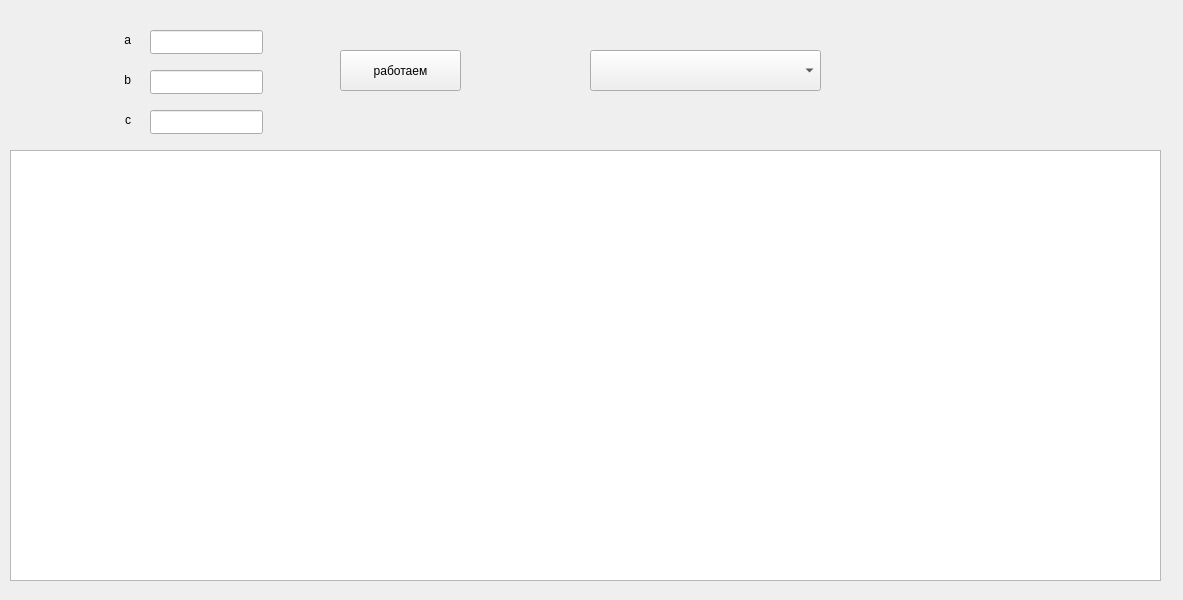
NicetasMatthias/CryptM, file Alg/mainwindow.ui: the form before one commit.
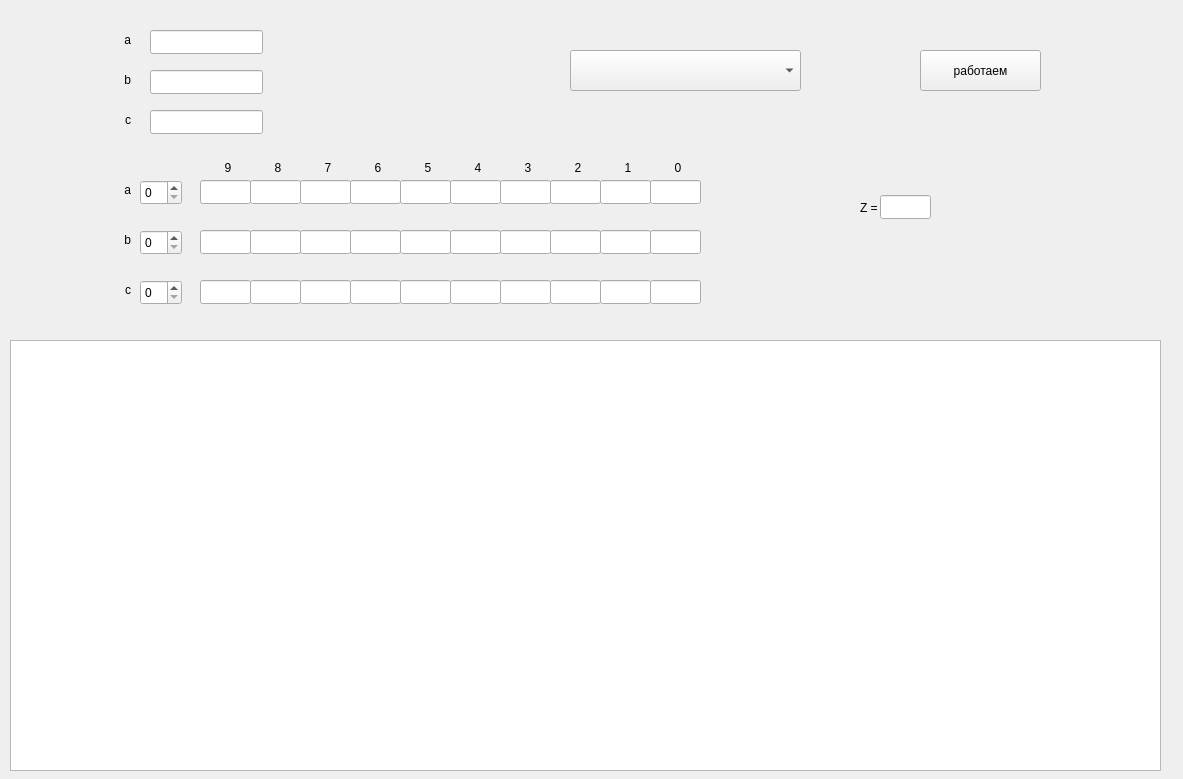
The form after the commit.

```diff
--- a/Alg/mainwindow.ui
+++ b/Alg/mainwindow.ui
@@ -7,7 +7,7 @@
     <x>0</x>
     <y>0</y>
     <width>1183</width>
-    <height>600</height>
+    <height>779</height>
    </rect>
   </property>
   <property name="windowTitle">
@@ -17,7 +17,7 @@
    <widget class="QPushButton" name="pushButton">
     <property name="geometry">
      <rect>
-      <x>340</x>
+      <x>920</x>
       <y>50</y>
       <width>121</width>
       <height>41</height>
@@ -51,7 +51,7 @@
     <property name="geometry">
      <rect>
       <x>10</x>
-      <y>150</y>
+      <y>340</y>
       <width>1151</width>
       <height>431</height>
      </rect>
@@ -73,7 +73,7 @@
    <widget class="QComboBox" name="comboBox">
     <property name="geometry">
      <rect>
-      <x>590</x>
+      <x>570</x>
       <y>50</y>
       <width>231</width>
       <height>41</height>
@@ -119,6 +119,537 @@
      <string>&lt;html&gt;&lt;head/&gt;&lt;body&gt;&lt;p align=&quot;right&quot;&gt;c&lt;/p&gt;&lt;/body&gt;&lt;/html&gt;</string>
     </property>
    </widget>
+   <widget class="QSpinBox" name="spinBox_a">
+    <property name="geometry">
+     <rect>
+      <x>140</x>
+      <y>180</y>
+      <width>42</width>
+      <height>25</height>
+     </rect>
+    </property>
+    <property name="maximum">
+     <number>9</number>
+    </property>
+   </widget>
+   <widget class="QSpinBox" name="spinBox_b">
+    <property name="geometry">
+     <rect>
+      <x>140</x>
+      <y>230</y>
+      <width>42</width>
+      <height>25</height>
+     </rect>
+    </property>
+    <property name="maximum">
+     <number>9</number>
+    </property>
+   </widget>
+   <widget class="QSpinBox" name="spinBox_c">
+    <property name="geometry">
+     <rect>
+      <x>140</x>
+      <y>280</y>
+      <width>42</width>
+      <height>25</height>
+     </rect>
+    </property>
+    <property name="maximum">
+     <number>9</number>
+    </property>
+   </widget>
+   <widget class="QLabel" name="label_pa">
+    <property name="geometry">
+     <rect>
+      <x>20</x>
+      <y>180</y>
+      <width>111</width>
+      <height>21</height>
+     </rect>
+    </property>
+    <property name="text">
+     <string>&lt;html&gt;&lt;head/&gt;&lt;body&gt;&lt;p align=&quot;right&quot;&gt;a&lt;/p&gt;&lt;/body&gt;&lt;/html&gt;</string>
+    </property>
+   </widget>
+   <widget class="QLabel" name="label_pb">
+    <property name="geometry">
+     <rect>
+      <x>20</x>
+      <y>230</y>
+      <width>111</width>
+      <height>21</height>
+     </rect>
+    </property>
+    <property name="text">
+     <string>&lt;html&gt;&lt;head/&gt;&lt;body&gt;&lt;p align=&quot;right&quot;&gt;b&lt;/p&gt;&lt;/body&gt;&lt;/html&gt;</string>
+    </property>
+   </widget>
+   <widget class="QLabel" name="label_pc">
+    <property name="geometry">
+     <rect>
+      <x>20</x>
+      <y>280</y>
+      <width>111</width>
+      <height>21</height>
+     </rect>
+    </property>
+    <property name="text">
+     <string>&lt;html&gt;&lt;head/&gt;&lt;body&gt;&lt;p align=&quot;right&quot;&gt;c&lt;/p&gt;&lt;/body&gt;&lt;/html&gt;</string>
+    </property>
+   </widget>
+   <widget class="QLabel" name="label_pc_9">
+    <property name="geometry">
+     <rect>
+      <x>220</x>
+      <y>160</y>
+      <width>16</width>
+      <height>16</height>
+     </rect>
+    </property>
+    <property name="text">
+     <string>&lt;html&gt;&lt;head/&gt;&lt;body&gt;&lt;p align=&quot;center&quot;&gt;9&lt;/p&gt;&lt;/body&gt;&lt;/html&gt;</string>
+    </property>
+   </widget>
+   <widget class="QLabel" name="label_pc_8">
+    <property name="geometry">
+     <rect>
+      <x>270</x>
+      <y>160</y>
+      <width>16</width>
+      <height>16</height>
+     </rect>
+    </property>
+    <property name="text">
+     <string>&lt;html&gt;&lt;head/&gt;&lt;body&gt;&lt;p align=&quot;center&quot;&gt;8&lt;/p&gt;&lt;/body&gt;&lt;/html&gt;</string>
+    </property>
+   </widget>
+   <widget class="QLabel" name="label_pc_7">
+    <property name="geometry">
+     <rect>
+      <x>320</x>
+      <y>160</y>
+      <width>16</width>
+      <height>16</height>
+     </rect>
+    </property>
+    <property name="text">
+     <string>&lt;html&gt;&lt;head/&gt;&lt;body&gt;&lt;p align=&quot;center&quot;&gt;7&lt;/p&gt;&lt;/body&gt;&lt;/html&gt;</string>
+    </property>
+   </widget>
+   <widget class="QLabel" name="label_pc_4">
+    <property name="geometry">
+     <rect>
+      <x>470</x>
+      <y>160</y>
+      <width>16</width>
+      <height>16</height>
+     </rect>
+    </property>
+    <property name="text">
+     <string>&lt;html&gt;&lt;head/&gt;&lt;body&gt;&lt;p align=&quot;center&quot;&gt;4&lt;/p&gt;&lt;/body&gt;&lt;/html&gt;</string>
+    </property>
+   </widget>
+   <widget class="QLabel" name="label_pc_5">
+    <property name="geometry">
+     <rect>
+      <x>420</x>
+      <y>160</y>
+      <width>16</width>
+      <height>16</height>
+     </rect>
+    </property>
+    <property name="text">
+     <string>&lt;html&gt;&lt;head/&gt;&lt;body&gt;&lt;p align=&quot;center&quot;&gt;5&lt;/p&gt;&lt;/body&gt;&lt;/html&gt;</string>
+    </property>
+   </widget>
+   <widget class="QLabel" name="label_pc_6">
+    <property name="geometry">
+     <rect>
+      <x>370</x>
+      <y>160</y>
+      <width>16</width>
+      <height>16</height>
+     </rect>
+    </property>
+    <property name="text">
+     <string>&lt;html&gt;&lt;head/&gt;&lt;body&gt;&lt;p align=&quot;center&quot;&gt;6&lt;/p&gt;&lt;/body&gt;&lt;/html&gt;</string>
+    </property>
+   </widget>
+   <widget class="QLabel" name="label_pc_1">
+    <property name="geometry">
+     <rect>
+      <x>620</x>
+      <y>160</y>
+      <width>16</width>
+      <height>16</height>
+     </rect>
+    </property>
+    <property name="text">
+     <string>&lt;html&gt;&lt;head/&gt;&lt;body&gt;&lt;p align=&quot;center&quot;&gt;1&lt;/p&gt;&lt;/body&gt;&lt;/html&gt;</string>
+    </property>
+   </widget>
+   <widget class="QLabel" name="label_pc_2">
+    <property name="geometry">
+     <rect>
+      <x>570</x>
+      <y>160</y>
+      <width>16</width>
+      <height>16</height>
+     </rect>
+    </property>
+    <property name="text">
+     <string>&lt;html&gt;&lt;head/&gt;&lt;body&gt;&lt;p align=&quot;center&quot;&gt;2&lt;/p&gt;&lt;/body&gt;&lt;/html&gt;</string>
+    </property>
+   </widget>
+   <widget class="QLabel" name="label_pc_3">
+    <property name="geometry">
+     <rect>
+      <x>520</x>
+      <y>160</y>
+      <width>16</width>
+      <height>16</height>
+     </rect>
+    </property>
+    <property name="text">
+     <string>&lt;html&gt;&lt;head/&gt;&lt;body&gt;&lt;p align=&quot;center&quot;&gt;3&lt;/p&gt;&lt;/body&gt;&lt;/html&gt;</string>
+    </property>
+   </widget>
+   <widget class="QLabel" name="label_pc_0">
+    <property name="geometry">
+     <rect>
+      <x>670</x>
+      <y>160</y>
+      <width>16</width>
+      <height>16</height>
+     </rect>
+    </property>
+    <property name="text">
+     <string>&lt;html&gt;&lt;head/&gt;&lt;body&gt;&lt;p align=&quot;center&quot;&gt;0&lt;/p&gt;&lt;/body&gt;&lt;/html&gt;</string>
+    </property>
+   </widget>
+   <widget class="QLineEdit" name="lineEdit_pc_a_9">
+    <property name="geometry">
+     <rect>
+      <x>200</x>
+      <y>180</y>
+      <width>51</width>
+      <height>24</height>
+     </rect>
+    </property>
+   </widget>
+   <widget class="QLineEdit" name="lineEdit_pc_a_8">
+    <property name="geometry">
+     <rect>
+      <x>250</x>
+      <y>180</y>
+      <width>51</width>
+      <height>24</height>
+     </rect>
+    </property>
+   </widget>
+   <widget class="QLineEdit" name="lineEdit_pc_a_7">
+    <property name="geometry">
+     <rect>
+      <x>300</x>
+      <y>180</y>
+      <width>51</width>
+      <height>24</height>
+     </rect>
+    </property>
+   </widget>
+   <widget class="QLineEdit" name="lineEdit_pc_a_4">
+    <property name="geometry">
+     <rect>
+      <x>450</x>
+      <y>180</y>
+      <width>51</width>
+      <height>24</height>
+     </rect>
+    </property>
+   </widget>
+   <widget class="QLineEdit" name="lineEdit_pc_a_6">
+    <property name="geometry">
+     <rect>
+      <x>350</x>
+      <y>180</y>
+      <width>51</width>
+      <height>24</height>
+     </rect>
+    </property>
+   </widget>
+   <widget class="QLineEdit" name="lineEdit_pc_a_5">
+    <property name="geometry">
+     <rect>
+      <x>400</x>
+      <y>180</y>
+      <width>51</width>
+      <height>24</height>
+     </rect>
+    </property>
+   </widget>
+   <widget class="QLineEdit" name="lineEdit_pc_a_1">
+    <property name="geometry">
+     <rect>
+      <x>600</x>
+      <y>180</y>
+      <width>51</width>
+      <height>24</height>
+     </rect>
+    </property>
+   </widget>
+   <widget class="QLineEdit" name="lineEdit_pc_a_0">
+    <property name="geometry">
+     <rect>
+      <x>650</x>
+      <y>180</y>
+      <width>51</width>
+      <height>24</height>
+     </rect>
+    </property>
+   </widget>
+   <widget class="QLineEdit" name="lineEdit_pc_a_3">
+    <property name="geometry">
+     <rect>
+      <x>500</x>
+      <y>180</y>
+      <width>51</width>
+      <height>24</height>
+     </rect>
+    </property>
+   </widget>
+   <widget class="QLineEdit" name="lineEdit_pc_a_2">
+    <property name="geometry">
+     <rect>
+      <x>550</x>
+      <y>180</y>
+      <width>51</width>
+      <height>24</height>
+     </rect>
+    </property>
+   </widget>
+   <widget class="QLineEdit" name="lineEdit_pc_b_2">
+    <property name="geometry">
+     <rect>
+      <x>550</x>
+      <y>230</y>
+      <width>51</width>
+      <height>24</height>
+     </rect>
+    </property>
+   </widget>
+   <widget class="QLineEdit" name="lineEdit_pc_b_5">
+    <property name="geometry">
+     <rect>
+      <x>400</x>
+      <y>230</y>
+      <width>51</width>
+      <height>24</height>
+     </rect>
+    </property>
+   </widget>
+   <widget class="QLineEdit" name="lineEdit_pc_b_3">
+    <property name="geometry">
+     <rect>
+      <x>500</x>
+      <y>230</y>
+      <width>51</width>
+      <height>24</height>
+     </rect>
+    </property>
+   </widget>
+   <widget class="QLineEdit" name="lineEdit_pc_b_9">
+    <property name="geometry">
+     <rect>
+      <x>200</x>
+      <y>230</y>
+      <width>51</width>
+      <height>24</height>
+     </rect>
+    </property>
+   </widget>
+   <widget class="QLineEdit" name="lineEdit_pc_b_1">
+    <property name="geometry">
+     <rect>
+      <x>600</x>
+      <y>230</y>
+      <width>51</width>
+      <height>24</height>
+     </rect>
+    </property>
+   </widget>
+   <widget class="QLineEdit" name="lineEdit_pc_b_4">
+    <property name="geometry">
+     <rect>
+      <x>450</x>
+      <y>230</y>
+      <width>51</width>
+      <height>24</height>
+     </rect>
+    </property>
+   </widget>
+   <widget class="QLineEdit" name="lineEdit_pc_b_0">
+    <property name="geometry">
+     <rect>
+      <x>650</x>
+      <y>230</y>
+      <width>51</width>
+      <height>24</height>
+     </rect>
+    </property>
+   </widget>
+   <widget class="QLineEdit" name="lineEdit_pc_b_7">
+    <property name="geometry">
+     <rect>
+      <x>300</x>
+      <y>230</y>
+      <width>51</width>
+      <height>24</height>
+     </rect>
+    </property>
+   </widget>
+   <widget class="QLineEdit" name="lineEdit_pc_b_8">
+    <property name="geometry">
+     <rect>
+      <x>250</x>
+      <y>230</y>
+      <width>51</width>
+      <height>24</height>
+     </rect>
+    </property>
+   </widget>
+   <widget class="QLineEdit" name="lineEdit_pc_b_6">
+    <property name="geometry">
+     <rect>
+      <x>350</x>
+      <y>230</y>
+      <width>51</width>
+      <height>24</height>
+     </rect>
+    </property>
+   </widget>
+   <widget class="QLineEdit" name="lineEdit_pc_c_6">
+    <property name="geometry">
+     <rect>
+      <x>350</x>
+      <y>280</y>
+      <width>51</width>
+      <height>24</height>
+     </rect>
+    </property>
+   </widget>
+   <widget class="QLineEdit" name="lineEdit_pc_c_3">
+    <property name="geometry">
+     <rect>
+      <x>500</x>
+      <y>280</y>
+      <width>51</width>
+      <height>24</height>
+     </rect>
+    </property>
+   </widget>
+   <widget class="QLineEdit" name="lineEdit_pc_c_5">
+    <property name="geometry">
+     <rect>
+      <x>400</x>
+      <y>280</y>
+      <width>51</width>
+      <height>24</height>
+     </rect>
+    </property>
+   </widget>
+   <widget class="QLineEdit" name="lineEdit_pc_c_8">
+    <property name="geometry">
+     <rect>
+      <x>250</x>
+      <y>280</y>
+      <width>51</width>
+      <height>24</height>
+     </rect>
+    </property>
+   </widget>
+   <widget class="QLineEdit" name="lineEdit_pc_c_0">
+    <property name="geometry">
+     <rect>
+      <x>650</x>
+      <y>280</y>
+      <width>51</width>
+      <height>24</height>
+     </rect>
+    </property>
+   </widget>
+   <widget class="QLineEdit" name="lineEdit_pc_c_9">
+    <property name="geometry">
+     <rect>
+      <x>200</x>
+      <y>280</y>
+      <width>51</width>
+      <height>24</height>
+     </rect>
+    </property>
+   </widget>
+   <widget class="QLineEdit" name="lineEdit_pc_c_1">
+    <property name="geometry">
+     <rect>
+      <x>600</x>
+      <y>280</y>
+      <width>51</width>
+      <height>24</height>
+     </rect>
+    </property>
+   </widget>
+   <widget class="QLineEdit" name="lineEdit_pc_c_4">
+    <property name="geometry">
+     <rect>
+      <x>450</x>
+      <y>280</y>
+      <width>51</width>
+      <height>24</height>
+     </rect>
+    </property>
+   </widget>
+   <widget class="QLineEdit" name="lineEdit_pc_c_7">
+    <property name="geometry">
+     <rect>
+      <x>300</x>
+      <y>280</y>
+      <width>51</width>
+      <height>24</height>
+     </rect>
+    </property>
+   </widget>
+   <widget class="QLineEdit" name="lineEdit_pc_c_2">
+    <property name="geometry">
+     <rect>
+      <x>550</x>
+      <y>280</y>
+      <width>51</width>
+      <height>24</height>
+     </rect>
+    </property>
+   </widget>
+   <widget class="QLabel" name="label_z">
+    <property name="geometry">
+     <rect>
+      <x>860</x>
+      <y>200</y>
+      <width>21</width>
+      <height>16</height>
+     </rect>
+    </property>
+    <property name="text">
+     <string>&lt;html&gt;&lt;head/&gt;&lt;body&gt;&lt;p align=&quot;center&quot;&gt;Z = &lt;/p&gt;&lt;/body&gt;&lt;/html&gt;</string>
+    </property>
+   </widget>
+   <widget class="QLineEdit" name="lineEdit_z">
+    <property name="geometry">
+     <rect>
+      <x>880</x>
+      <y>195</y>
+      <width>51</width>
+      <height>24</height>
+     </rect>
+    </property>
+   </widget>
   </widget>
  </widget>
  <tabstops>
```
Left out of the diff: 34 changed lines with no effect on the pictures.
